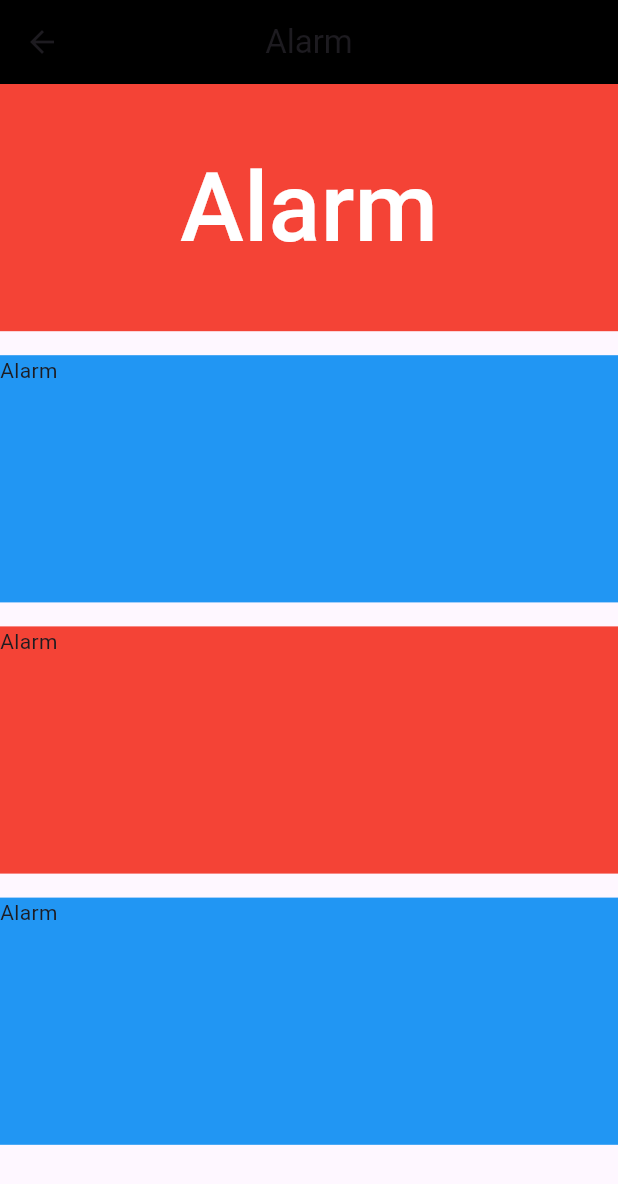
After one commit to mcanvarul/mehmetcanmovies, a Flutter app: the AlarmScreen screen opened directly, after a tap on "Alarm", on a phone screen of 412 x 824 dp. The commit adds this screen. Shown: the top 1184 px of the screen. Run offline on Flutter 3.47's test engine with Material 3 defaults, Android fonts, the phone set to English and light mode, and no system bars; our stand-ins replace chewie, cloud_firestore, firebase_auth, firebase_core, video_player; missing offline and left inert: alarm, omni_datetime_picker; accounts and stored records are empty.

Commit message:
Alarm done

```diff
--- /dev/null
+++ b/lib/alarmscreen.dart
@@ -0,0 +1,127 @@
+import 'package:alarm/alarm.dart';
+import 'package:alarm/model/alarm_settings.dart';
+import 'package:flutter/material.dart';
+import 'package:omni_datetime_picker/omni_datetime_picker.dart';
+
+class AlarmScreen extends StatefulWidget {
+  const AlarmScreen({super.key});
+
+  @override
+  State<AlarmScreen> createState() => _AlarmState();
+}
+
+DateTime? _selectedDateTime;
+
+class _AlarmState extends State<AlarmScreen> {
+  Future setAlarm(String title, String body) async {
+    final alarmSettings = AlarmSettings(
+        id: 46,
+        dateTime: _selectedDateTime!,
+        assetAudioPath: 'assets/alarm.mp3',
+        loopAudio: true,
+        vibrate: true,
+        volume: 0.8,
+        fadeDuration: 3.0,
+        notificationTitle: title,
+        notificationBody: body,
+        enableNotificationOnKill: true,
+        androidFullScreenIntent: true);
+    Alarm.set(alarmSettings: alarmSettings);
+  }
+
+  Future cancelAlarm() async {
+    // Alarm.cancel(id: 46);
+    bool isRunning = await Alarm.isRinging(46);
+    if (isRunning) {
+      await Future.delayed(Duration(seconds: 10));
+      Alarm.stop(46);
+    } else {
+      cancelAlarm();
+    }
+  }
+
+  @override
+  Widget build(BuildContext context) {
+    return Scaffold(
+        appBar: AppBar(
+          backgroundColor: Colors.black,
+          title: Text('Alarm'),
+          centerTitle: true,
+          leading: IconButton(
+            icon: Icon(Icons.arrow_back),
+            onPressed: () {
+              Navigator.pop(context);
+            },
+          ),
+        ),
+        body: GridView(
+          gridDelegate: SliverGridDelegateWithFixedCrossAxisCount(
+              crossAxisCount: 1,
+              childAspectRatio: 2.5,
+              crossAxisSpacing: 16,
+              mainAxisSpacing: 16),
+          children: [
+            Container(
+              color: Colors.red,
+              child: TextButton(
+                  onPressed: () async {
+                    _selectedDateTime = await showOmniDateTimePicker(
+                      context: context,
+                      initialDate: DateTime.now(),
+                      firstDate:
+                          DateTime(1600).subtract(const Duration(days: 3652)),
+                      lastDate: DateTime.now().add(
+                        const Duration(days: 3652),
+                      ),
+                      is24HourMode: true,
+                      isShowSeconds: false,
+                      minutesInterval: 1,
+                      secondsInterval: 1,
+                      borderRadius: const BorderRadius.all(Radius.circular(16)),
+                      constraints: const BoxConstraints(
+                        maxWidth: 350,
+                        maxHeight: 650,
+                      ),
+                      barrierDismissible: true,
+                      selectableDayPredicate: (dateTime) {
+                        // Disable 25th Feb 2023
+                        if (dateTime == DateTime(2023, 2, 25)) {
+                          return false;
+                        } else {
+                          return true;
+                        }
+                      },
+                    );
+                    setState(() {
+                      _selectedDateTime = _selectedDateTime;
+                    });
+                    if (_selectedDateTime != null) {
+                      print(_selectedDateTime);
+                      await setAlarm("Hobbit", "Alarm");
+                      await cancelAlarm();
+                      // when alarm calling stop the alarm
+                      // Alarm.stop(46);
+                      // write the function
+                    }
+                  },
+                  child: Text(
+                    'Alarm',
+                    style: TextStyle(color: Colors.white, fontSize: 64),
+                  )),
+            ),
+            Container(
+              color: Colors.blue,
+              child: Text('Alarm'),
+            ),
+            Container(
+              color: Colors.red,
+              child: Text('Alarm'),
+            ),
+            Container(
+              color: Colors.blue,
+              child: Text('Alarm'),
+            ),
+          ],
+        ));
+  }
+}
--- a/lib/main.dart
+++ b/lib/main.dart
@@ -1,5 +1,7 @@
+import 'package:alarm/alarm.dart';
 import 'package:flutter/material.dart';
 import 'package:firebase_core/firebase_core.dart';
+
 import 'package:mehmetcanmovies/firebase_options.dart';
 
 import 'package:mehmetcanmovies/form/form1.dart';
@@ -10,6 +12,7 @@ void main() async {
   await Firebase.initializeApp(
     options: DefaultFirebaseOptions.currentPlatform,
   );
+  await Alarm.init();
   runApp(MyApp());
 }
 
--- a/pubspec.yaml
+++ b/pubspec.yaml
@@ -40,6 +40,9 @@ dependencies:
   firebase_auth: ^4.15.3
   video_player: ^2.6.1
   chewie: ^1.5.0
+  cloud_firestore: ^4.14.0
+  alarm: ^3.0.2
+  omni_datetime_picker: ^1.0.9
 
 
 dev_dependencies:
```
Also changed, not shown: lib/mainscreen.dart (+18 -14 lines), lib/search.dart (deleted, +0 -179 lines), lib/videopages/videopage1.dart (+96 -24 lines), pubspec.lock, 16 other files.
